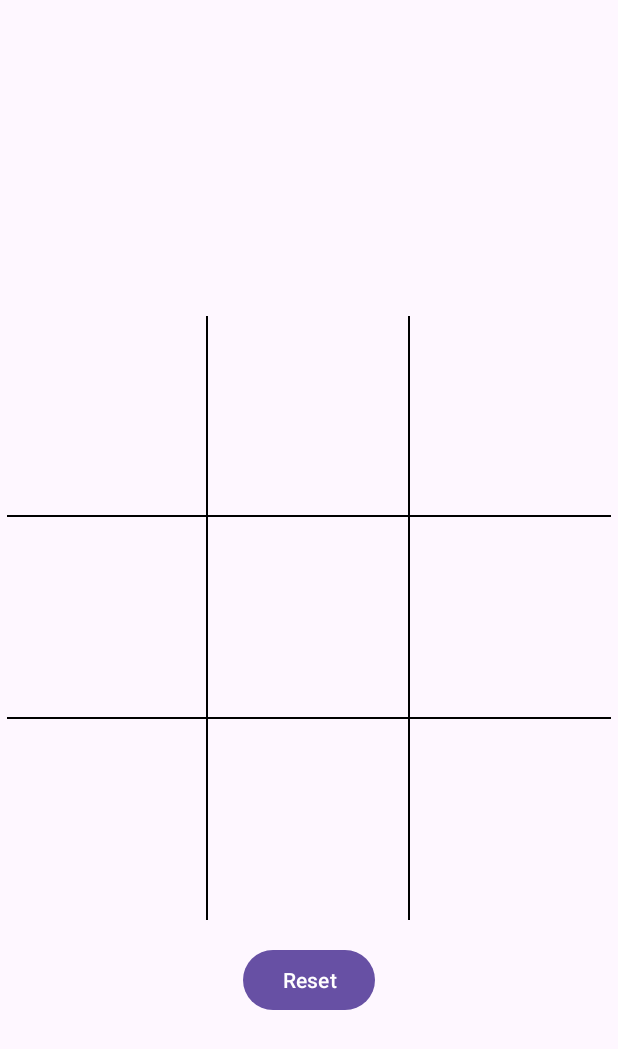
After one commit to oelgazzar/TicTacToe, an Android app: the layout fragment_game_play.xml on its own in the app's theme, with its tools: preview values and no code run, on a phone screen of 412 x 824 dp. The commit adds this screen. Shown: the top 1049 px of the screen. Run offline under Robolectric (Android 15) with nearby library versions, the phone set to English and light mode, and no system bars.

Commit message:
Add databinding and fragment

```diff
--- a/app/src/main/java/com/example/tictactoe/ui/BoardView.kt
+++ b/app/src/main/java/com/example/tictactoe/ui/BoardView.kt
@@ -142,7 +142,7 @@ class BoardView(context: Context, attrSet: AttributeSet):
             row = y.toInt() / CELL_HEIGHT
         }
 
-        Toast.makeText(context, "row: $row, col: $col", Toast.LENGTH_SHORT).show()
+//        Toast.makeText(context, "row: $row, col: $col", Toast.LENGTH_SHORT).show()
         viewModel.updateMatrix(row, col)
         invalidate()
 
--- /dev/null
+++ b/app/src/main/res/layout/fragment_game_play.xml
@@ -0,0 +1,41 @@
+<?xml version="1.0" encoding="utf-8"?>
+<layout xmlns:android="http://schemas.android.com/apk/res/android"
+    xmlns:app="http://schemas.android.com/apk/res-auto"
+    xmlns:tools="http://schemas.android.com/tools">
+
+    <data>
+        <variable
+            name="viewModel"
+            type="com.example.tictactoe.models.GameViewModel" />
+        <variable
+            name="gamePlayFragment"
+            type="com.example.tictactoe.ui.GamePlayFragment" />
+    </data>
+
+    <androidx.constraintlayout.widget.ConstraintLayout
+        android:layout_width="match_parent"
+        android:layout_height="match_parent"
+        tools:context=".MainActivity">
+
+        <com.example.tictactoe.ui.BoardView
+            android:id="@+id/boardView"
+            android:layout_width="wrap_content"
+            android:layout_height="wrap_content"
+            app:layout_constraintBottom_toBottomOf="parent"
+            app:layout_constraintEnd_toEndOf="parent"
+            app:layout_constraintStart_toStartOf="parent"
+            app:layout_constraintTop_toTopOf="parent" />
+
+        <Button
+            android:id="@+id/reset_button"
+            android:layout_width="wrap_content"
+            android:layout_height="wrap_content"
+            android:layout_marginTop="16dp"
+            android:text="@string/reset_label"
+            app:layout_constraintEnd_toEndOf="parent"
+            app:layout_constraintStart_toStartOf="parent"
+            app:layout_constraintTop_toBottomOf="@id/boardView"
+            android:onClick="@{(view) -> gamePlayFragment.resetGame()}" />
+
+    </androidx.constraintlayout.widget.ConstraintLayout>
+</layout>
--- a/app/src/main/res/values/strings.xml
+++ b/app/src/main/res/values/strings.xml
@@ -1,3 +1,6 @@
 <resources>
     <string name="app_name">TicTacToe</string>
+    <!-- TODO: Remove or change this placeholder text -->
+    <string name="hello_blank_fragment">Hello blank fragment</string>
+    <string name="reset_label">Reset</string>
 </resources>
```
Also changed, not shown: app/build.gradle (+7 -0 lines), app/src/main/java/com/example/tictactoe/MainActivity.kt (+1 -18 lines), app/src/main/java/com/example/tictactoe/models/GameViewModel.kt (+9 -0 lines), app/src/main/java/com/example/tictactoe/ui/GamePlayFragment.kt (added, +28 -0 lines), app/src/main/res/layout/activity_main.xml (+9 -20 lines), app/src/main/res/navigation/nav_graph.xml (added, +11 -0 lines).
